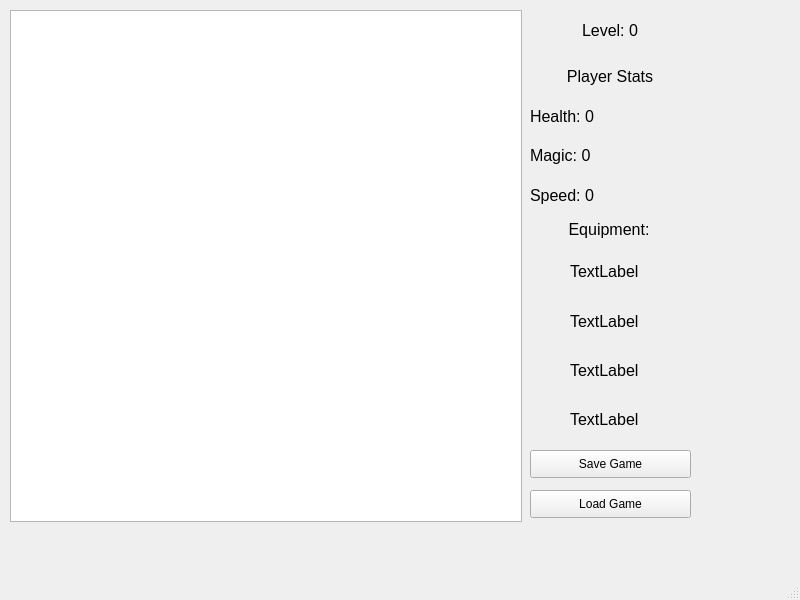
Above: Game/mainwindow.ui from thyo9470/The-Thunder-Dungeon before the change. Below: the same form after it.
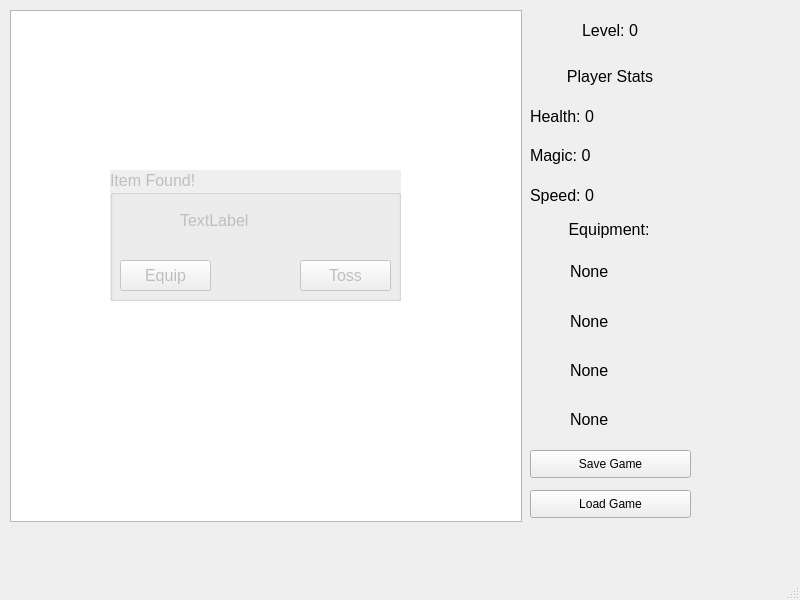
That is the form after the change. Icons and pictures are not drawn.

Commit message: Added item equip dialogue

Diff of the .ui file:
```diff
--- a/Game/mainwindow.ui
+++ b/Game/mainwindow.ui
@@ -167,7 +167,7 @@
         </font>
        </property>
        <property name="text">
-        <string>TextLabel</string>
+        <string>None</string>
        </property>
       </widget>
      </item>
@@ -179,7 +179,7 @@
         </font>
        </property>
        <property name="text">
-        <string>TextLabel</string>
+        <string>None</string>
        </property>
       </widget>
      </item>
@@ -191,7 +191,7 @@
         </font>
        </property>
        <property name="text">
-        <string>TextLabel</string>
+        <string>None</string>
        </property>
       </widget>
      </item>
@@ -203,7 +203,7 @@
         </font>
        </property>
        <property name="text">
-        <string>TextLabel</string>
+        <string>None</string>
        </property>
       </widget>
      </item>
@@ -329,6 +329,98 @@
      <bool>true</bool>
     </property>
    </widget>
+   <widget class="QGroupBox" name="itemFoundDialogue">
+    <property name="enabled">
+     <bool>false</bool>
+    </property>
+    <property name="geometry">
+     <rect>
+      <x>110</x>
+      <y>170</y>
+      <width>291</width>
+      <height>131</height>
+     </rect>
+    </property>
+    <property name="font">
+     <font>
+      <pointsize>12</pointsize>
+     </font>
+    </property>
+    <property name="autoFillBackground">
+     <bool>true</bool>
+    </property>
+    <property name="title">
+     <string>Item Found!</string>
+    </property>
+    <widget class="QLabel" name="newItemText">
+     <property name="geometry">
+      <rect>
+       <x>70</x>
+       <y>40</y>
+       <width>191</width>
+       <height>20</height>
+      </rect>
+     </property>
+     <property name="font">
+      <font>
+       <pointsize>12</pointsize>
+      </font>
+     </property>
+     <property name="text">
+      <string>TextLabel</string>
+     </property>
+    </widget>
+    <widget class="QLabel" name="newItemImage">
+     <property name="geometry">
+      <rect>
+       <x>20</x>
+       <y>30</y>
+       <width>32</width>
+       <height>32</height>
+      </rect>
+     </property>
+     <property name="font">
+      <font>
+       <pointsize>8</pointsize>
+      </font>
+     </property>
+     <property name="text">
+      <string/>
+     </property>
+     <property name="pixmap">
+      <pixmap resource="resources.qrc">:/images/Slime.png</pixmap>
+     </property>
+     <property name="scaledContents">
+      <bool>true</bool>
+     </property>
+    </widget>
+    <widget class="QPushButton" name="equipButton">
+     <property name="geometry">
+      <rect>
+       <x>10</x>
+       <y>90</y>
+       <width>91</width>
+       <height>31</height>
+      </rect>
+     </property>
+     <property name="text">
+      <string>Equip</string>
+     </property>
+    </widget>
+    <widget class="QPushButton" name="throwAwayButton">
+     <property name="geometry">
+      <rect>
+       <x>190</x>
+       <y>90</y>
+       <width>91</width>
+       <height>31</height>
+      </rect>
+     </property>
+     <property name="text">
+      <string>Toss</string>
+     </property>
+    </widget>
+   </widget>
   </widget>
   <widget class="QMenuBar" name="menubar">
    <property name="geometry">
```
The commit also changes 4 other files.
